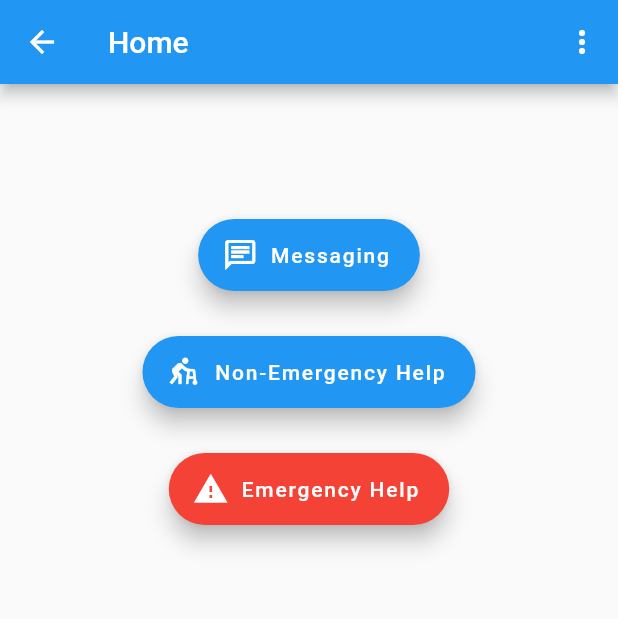
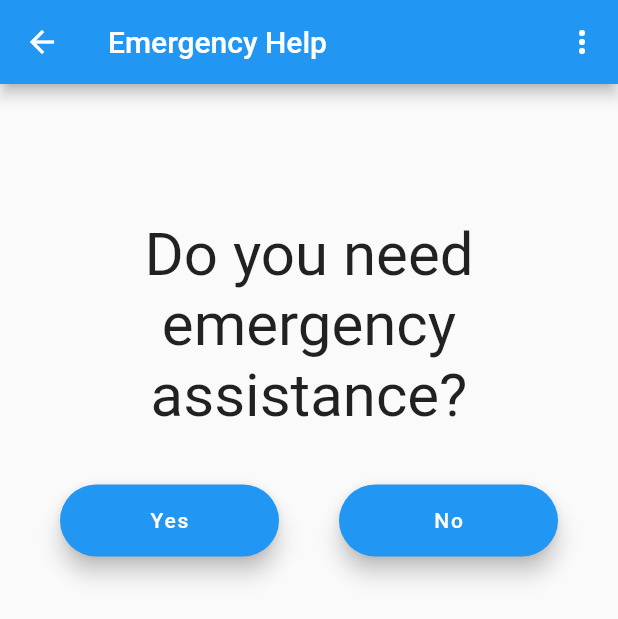
Before and after one commit to TColt/comp3310_project_1, a Flutter app: the MainScreen screen opened by its route, after a tap on "Emergency Help", on a phone screen of 412 x 824 dp. Shown: the top 619 px of the screen. Run offline on Flutter 3.47's test engine with Material 2 defaults, Android fonts, the light colour scheme and no system bars.

Commit message:
Emergency help and confirmation

```diff
--- /dev/null
+++ b/lib/emergencyhelp/emergencyhelpconfirm.dart
@@ -0,0 +1,72 @@
+import 'package:flutter/material.dart';
+
+class EmergencyHelp extends StatelessWidget {
+  const EmergencyHelp({super.key});
+
+  @override
+  Widget build(BuildContext context) {
+    return Scaffold(
+        appBar: AppBar(
+          title: const Text("Emergency Help"),
+          backgroundColor: Colors.blue,
+          actions: [
+            PopupMenuButton(itemBuilder: (context) {
+              return [
+                const PopupMenuItem<int>(
+                  value: 1,
+                  child: Text("Settings"),
+                ),
+              ];
+            }, onSelected: (value) {
+              if (value == 1) {}
+            }),
+          ],
+        ),
+        body: Padding(
+          padding: const EdgeInsets.only(top: 60.0),
+          child: Column(
+            children: [
+              const Padding(
+                padding: EdgeInsets.only(top: 30.0),
+                child: Center(),
+              ),
+              const Text('Do you need emergency assistance?',
+                  textAlign: TextAlign.center, style: TextStyle(fontSize: 40)),
+              const Padding(
+                padding: EdgeInsets.only(top: 30.0),
+                child: Center(),
+              ),
+              Row(crossAxisAlignment: CrossAxisAlignment.center, children: [
+                const Padding(
+                  padding: EdgeInsets.only(top: 60.0, left: 20, right: 20),
+                ),
+                Expanded(
+                  child: FloatingActionButton.extended(
+                    heroTag: 'yes button',
+                    onPressed: () {
+                      Navigator.pushNamed(context, '/EmergencyMessage');
+                    },
+                    label: const Text('Yes'),
+                  ),
+                ),
+                const Padding(
+                  padding: EdgeInsets.only(top: 60.0, left: 20, right: 20),
+                ),
+                Expanded(
+                  child: FloatingActionButton.extended(
+                    heroTag: 'no button',
+                    onPressed: () {
+                      Navigator.pop(context);
+                    },
+                    label: const Text('No'),
+                  ),
+                ),
+                const Padding(
+                  padding: EdgeInsets.only(top: 60.0, left: 20, right: 20),
+                ),
+              ]),
+            ],
+          ),
+        ));
+  }
+}
--- a/lib/main.dart
+++ b/lib/main.dart
@@ -1,6 +1,8 @@
+import 'package:comp3310_project_1/emergencyhelpmessage/emergencymessage.dart';
 import 'package:comp3310_project_1/inboundnonemergency/nonemergencymessage.dart';
 import 'package:comp3310_project_1/nonemergency/nonemergencypage.dart';
 
+import 'emergencyhelp/emergencyhelpconfirm.dart';
 import 'mainpage/mainpage.dart';
 import 'messaging/message.dart';
 import 'package:flutter/material.dart';
@@ -18,6 +20,8 @@ void main() {
       '/MessageScreen': (context) => const MessageScreen(),
       '/NonEmergencyScreen': (context) => const NonEmergencyScreen(),
       '/NonEmergencyMessageScreen': (context) => const NonEmergencyMessage(),
+      '/EmergencyHelp': (context) => const EmergencyHelp(),
+      '/EmergencyMessage': (context) => const EmergencyMessage(),
     },
   ));
 }
--- a/lib/mainpage/mainpage.dart
+++ b/lib/mainpage/mainpage.dart
@@ -33,6 +33,7 @@ class MainScreen extends StatelessWidget {
               Padding(
                   padding: const EdgeInsets.symmetric(horizontal: 15),
                   child: FloatingActionButton.extended(
+                    heroTag: 'message button',
                     onPressed: () {
                       Navigator.pushNamed(context, '/MessageScreen');
                     },
@@ -45,6 +46,7 @@ class MainScreen extends StatelessWidget {
               Padding(
                   padding: const EdgeInsets.symmetric(horizontal: 15),
                   child: FloatingActionButton.extended(
+                    heroTag: 'assist button',
                     onPressed: () {
                       Navigator.pushNamed(context, '/NonEmergencyScreen');
                     },
@@ -57,8 +59,11 @@ class MainScreen extends StatelessWidget {
               Padding(
                   padding: const EdgeInsets.symmetric(horizontal: 15),
                   child: FloatingActionButton.extended(
+                    heroTag: 'emergency button',
                     backgroundColor: Colors.red,
-                    onPressed: () {},
+                    onPressed: () {
+                      Navigator.pushNamed(context, '/EmergencyHelp');
+                    },
                     label: const Text('Emergency Help'),
                     icon: const Icon(Icons.warning_sharp),
                   )),
```
Also changed, not shown: lib/emergencyhelpmessage/emergencymessage.dart (added, +30 -0 lines), lib/nonemergency/nonemergencypage.dart (+17 -0 lines).
